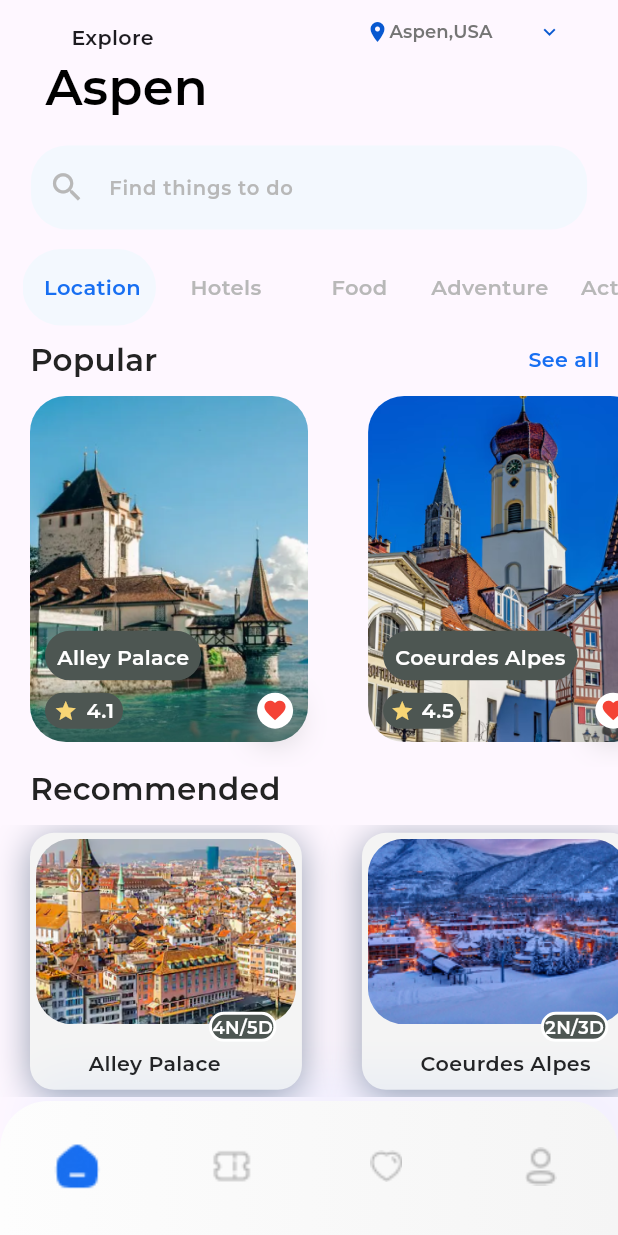
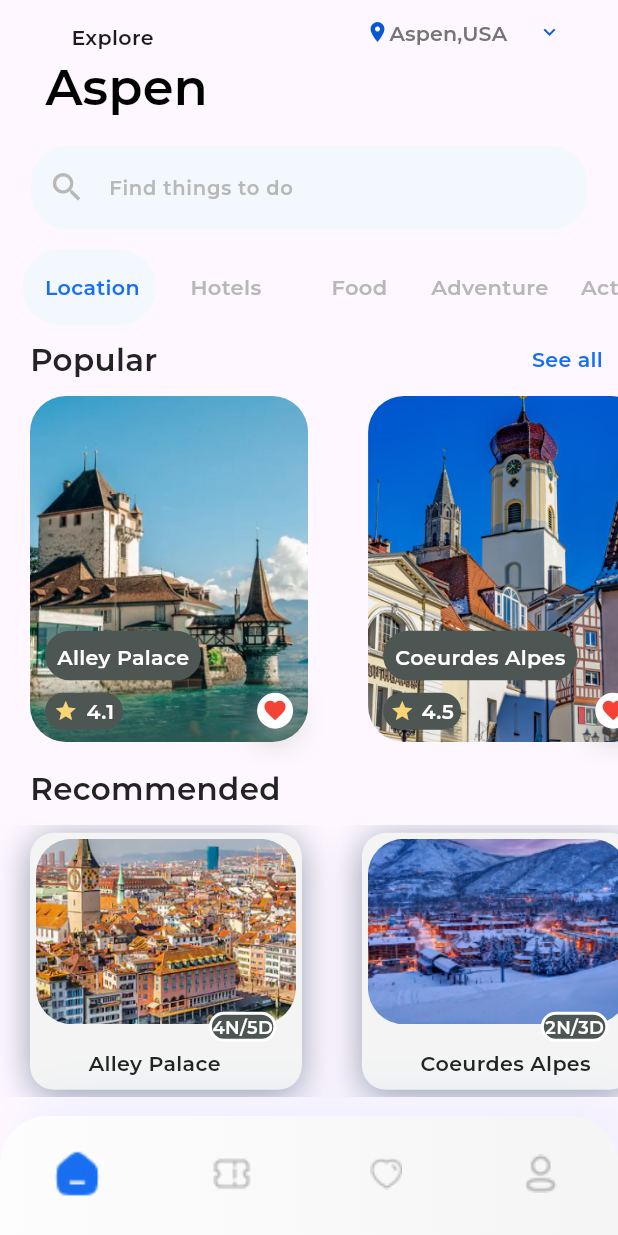
Before and after one commit to Maream-Hmedan/aspen_maream_hmedan, a Flutter app: the BottomNavBarScreen screen opened directly, on a phone screen of 412 x 824 dp. Run offline on Flutter 3.47's test engine with Material 3 defaults, Android fonts, the phone set to English and light mode, and no system bars; drawn by our look-alikes of persistent_bottom_nav_bar; our stand-ins replace firebase_core, shared_preferences, sizer; missing offline and left inert: favorite_button; accounts and stored records are empty; project files that could hold a hidden picture were left out.

Commit message:
feat:..Edit images

```diff
--- a/lib/screens/bottom_nav_bar/bottom_nav_bar_screen.dart
+++ b/lib/screens/bottom_nav_bar/bottom_nav_bar_screen.dart
@@ -40,7 +40,7 @@
     return PersistentTabView(
       context,
       screens: _bottomTabs.map((e) => e.view).toList(),
-      navBarHeight: 90,
+      navBarHeight: 80,
       decoration: const NavBarDecoration(
         borderRadius: BorderRadius.only(
             topLeft: Radius.circular(32), topRight: Radius.circular(32)),
--- a/lib/screens/details/place_details_screen.dart
+++ b/lib/screens/details/place_details_screen.dart
@@ -185,7 +185,7 @@
                 Column(
                   children: [
                     Container(
-                      margin: const EdgeInsets.fromLTRB(5, 15, 0, 10),
+                      margin: const EdgeInsets.fromLTRB(5, 10, 0, 10),
                       width: double.infinity,
                       child:  Text(
                         'Facilities',
@@ -198,7 +198,7 @@
                       ),
                     ),
                     SizedBox(
-                      height: 90,
+                      height: 9.h,
                       width: double.infinity,
                       child: ListView.builder(
                         shrinkWrap: true,
@@ -246,7 +246,7 @@
           ),
           bottomNavigationBar: Container(
             width: double.infinity,
-            height: 84,
+            height: 12.h,
             decoration: BoxDecoration(
               borderRadius: BorderRadius.circular(16),
             ),
--- a/lib/screens/explore/search_view.dart
+++ b/lib/screens/explore/search_view.dart
@@ -116,7 +116,8 @@
                             child: Center(
                               child: Text(
                                 _tab[index].name,
-                                style: const TextStyle(
+                                style:  TextStyle(
+                                  fontSize:10.sp,
                                     fontWeight: FontWeight.w500,
                                     color: Color(0xff176FF2)),
                               ),
@@ -241,17 +242,16 @@
       crossAxisAlignment: CrossAxisAlignment.start,
       children: [
         Padding(
-          padding: const EdgeInsets.only(left: 20, bottom: 10),
+          padding: const EdgeInsets.only(left: 20, bottom: 10,right: 10),
           child: Row(
+            mainAxisAlignment: MainAxisAlignment.spaceBetween,
             children: [
               Text("Popular",
                   style: TextStyle(
                       fontSize: 15.sp,
                       fontWeight: FontWeight.w600,
                       color: const Color(0XFF232323))),
-              SizedBox(
-                width: 60.w,
-              ),
+
               Text(
                 "See all",
                 style: TextStyle(
@@ -299,7 +299,7 @@
                       left: 30,
                       child: Container(
                         padding: const EdgeInsets.all(8),
-                        height: 33,
+                        height: 4.h,
                         decoration: const BoxDecoration(
                           color: Color(0XFF4D5652),
                           borderRadius: BorderRadius.all(Radius.circular(59)),
@@ -318,7 +318,7 @@
                       left: 30,
                       child: Container(
                         width: 52,
-                        height: 24,
+                        height: 3.h,
                         decoration: const BoxDecoration(
                           color: Color(0XFF4D5652),
                           borderRadius: BorderRadius.all(Radius.circular(59)),
@@ -385,7 +385,7 @@
             itemBuilder: (context, int index) {
               final recommend = _recommendedLocation[index];
               return Container(
-                height: 95,
+                height: 21.h,
                 width: 44.w,
                 margin: const EdgeInsets.only(
                     left: 20, right: 20, bottom: 5, top: 5),
--- a/lib/utils/ui/Custom_Drop_Down.dart
+++ b/lib/utils/ui/Custom_Drop_Down.dart
@@ -35,11 +35,11 @@
       showLabelInMenu: false,
       dropdownItemStyle: const TextStyle(fontSize: 14, color: Colors.black),
       dropdownBackgroundColor: Colors.grey.shade200,
-      labelStyle: const TextStyle(
-        fontSize: 12,
+      labelStyle:  TextStyle(
+        fontSize: 10.sp,
         fontWeight: FontWeight.w400,
         height: 1.25,
-        color: Color(0xff5f5f5f),
+        color: const Color(0xff5f5f5f),
       ),
       menuMode: true,
       menuHeight: 10.h,
```
